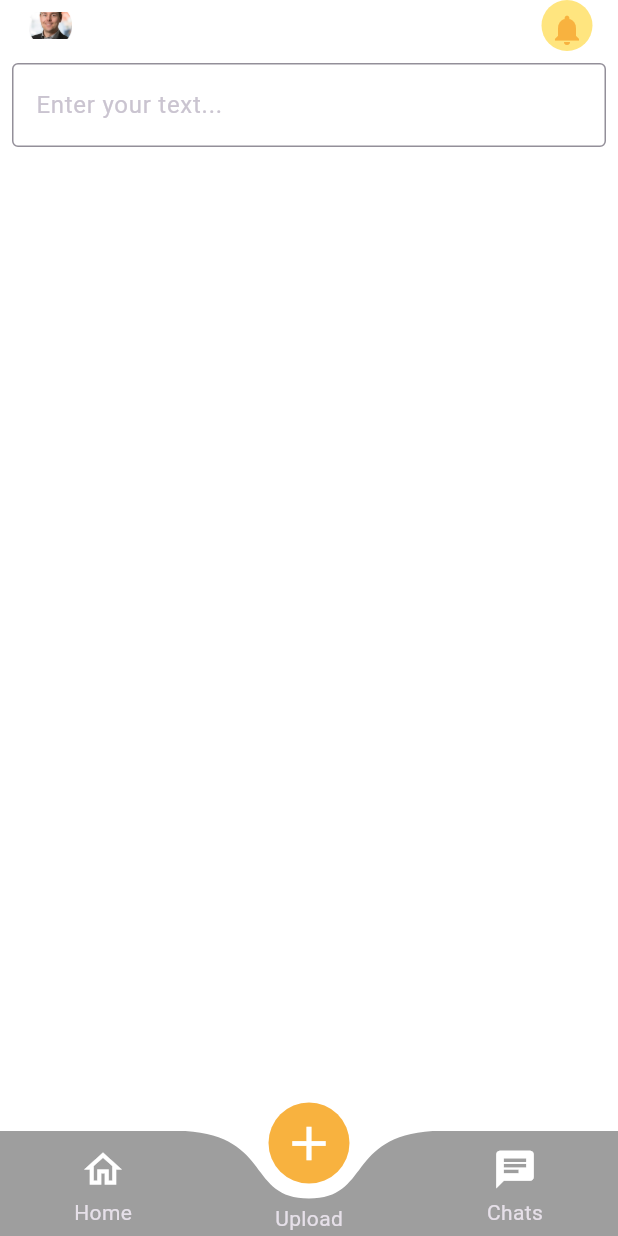
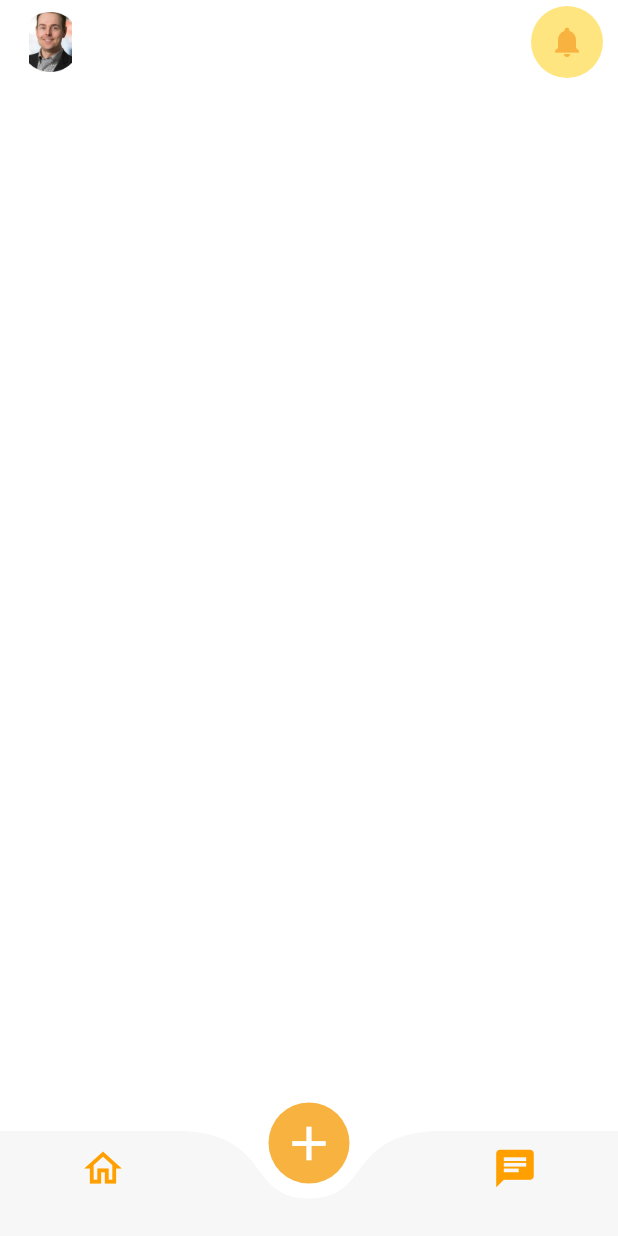
Before and after one commit to ARYANRAJ990/v_cart, a Flutter app: the Feed screen opened directly, on a phone screen of 412 x 824 dp. Run offline on Flutter 3.47's test engine with Material 3 defaults, Android fonts, the phone set to English and light mode, and no system bars; drawn by our look-alikes of curved_labeled_navigation_bar; our stand-ins replace google_fonts, pinput, timer_count_down; missing offline and left inert: show_hide_password.

Commit message:
Update feed.dart

```diff
--- a/lib/feed.dart
+++ b/lib/feed.dart
@@ -12,6 +12,9 @@ class Feed extends StatefulWidget {
 
 class _FeedState extends State<Feed> {
   int Index=1;
+  Color button1 = Color(0xFFFF9F00);
+  Color button2 = Colors.white;
+  Color button3 = Color(0xFFFF9F00);
   @override
   Widget build(BuildContext context) {
     return  Scaffold(
@@ -51,50 +54,48 @@ class _FeedState extends State<Feed> {
             ),
           ),
         ],
-        bottom: PreferredSize(
-          preferredSize: Size.fromHeight(50.0),
-          child: Padding(
-            padding: EdgeInsets.all(8.0),
-            child: TextField(
-              decoration: InputDecoration(
-                hintText: 'Enter your text...',
-                border: OutlineInputBorder(),
-              ),
-            ),
-          ),
-        ),
       ),
       body: Column(
       children: [
-
-
       ],
     ),
       bottomNavigationBar: CurvedNavigationBar(
         backgroundColor: Colors.white,
-        color: Colors.grey,
+        color: Color(0xFFF7F7F7),
         buttonBackgroundColor: Color(0xFFF8B23F),
         index: Index,
         animationDuration: Durations.medium1,
+        onTap: (Index){
+          setState(() {
+            button1 = Color(0xFFFF9F00);
+            button2 = Color(0xFFFF9F00);
+            button3 = Color(0xFFFF9F00);
+            if(Index == 0){
+              button1 = Colors.white;
+            }
+            else if(Index == 2){
+              button3 = Colors.white;
+            }
+            else{
+              button2 = Colors.white;
+            }
+          });
+        },
         items: [
           CurvedNavigationBarItem(
             child: Icon(Icons.home_outlined,
             size: 30,
-            color: Colors.white),
-            label: 'Home',
+            color: button1),
           ),
           CurvedNavigationBarItem(
             child: Icon(Icons.add,
                 size: 38,
-            color: Colors.white,),
-            label: 'Upload',
+            color: button2),
           ),
           CurvedNavigationBarItem(
             child: Icon(Icons.chat,
-                size: 30,color: Colors.white,),
-            label: 'Chats',
+                size: 30,color: button3),
           ),
-
         ],
       ),
     );
```
